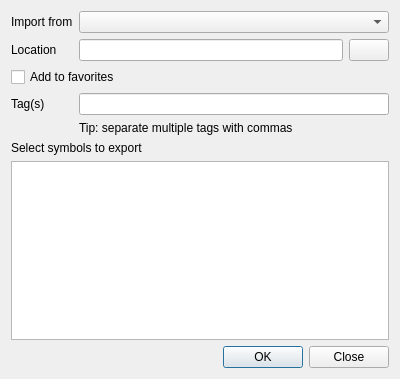
Above: src/ui/qgsstyleexportimportdialogbase.ui from carsmie/QGIS before the change. Below: the same form after it.
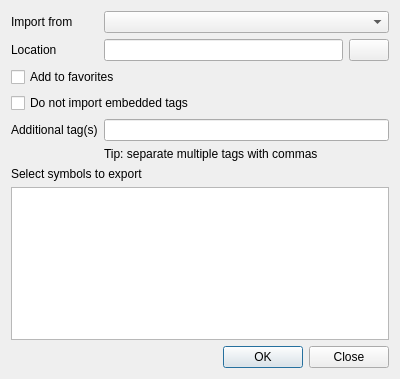
That is the form after the change.

Commit message: [FEATURE][style manager] import/export of symbols' tags and favorite flag

Diff of the .ui file:
```diff
--- a/src/ui/qgsstyleexportimportdialogbase.ui
+++ b/src/ui/qgsstyleexportimportdialogbase.ui
@@ -43,10 +43,10 @@
        </property>
       </widget>
      </item>
-     <item row="3" column="0">
+     <item row="4" column="0">
       <widget class="QLabel" name="tagLabel">
        <property name="text">
-        <string>Tag(s)</string>
+        <string>Additional tag(s)</string>
        </property>
       </widget>
      </item>
@@ -63,10 +63,23 @@
        </property>
       </widget>
      </item>
-     <item row="3" column="1" colspan="2">
-      <widget class="QLineEdit" name="mSymbolTags"/>
+     <item row="3" column="0" colspan="3">
+      <widget class="QCheckBox" name="mIgnoreXMLTags">
+       <property name="sizePolicy">
+        <sizepolicy hsizetype="Maximum" vsizetype="Fixed">
+         <horstretch>0</horstretch>
+         <verstretch>0</verstretch>
+        </sizepolicy>
+       </property>
+       <property name="text">
+        <string>Do not import embedded tags</string>
+       </property>
+      </widget>
      </item>
      <item row="4" column="1" colspan="2">
+      <widget class="QLineEdit" name="mSymbolTags"/>
+     </item>
+     <item row="5" column="1" colspan="2">
       <widget class="QLabel" name="tagHintLabel">
        <property name="text">
         <string>Tip: separate multiple tags with commas</string>
```
The commit also changes 2 other files.
